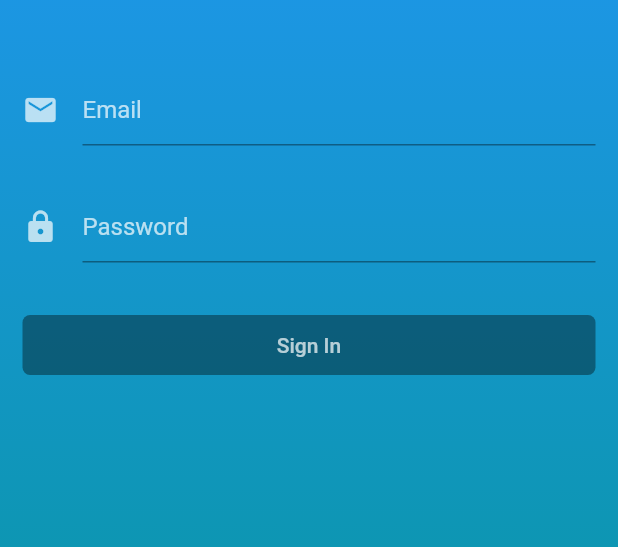
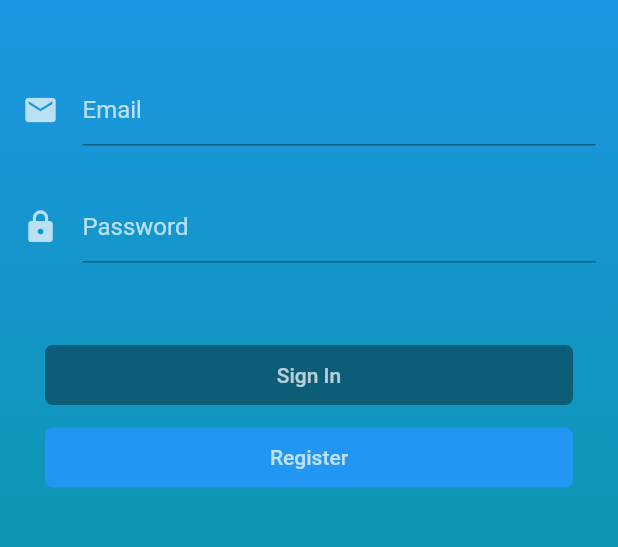
Before and after one commit to AditPutraDev/education, a Flutter app: the screen it shows after launch, on a phone screen of 412 x 824 dp, the part 192-739 px from its top. Run offline on Flutter 3.47's test engine with Material 2 defaults, Android fonts, the phone set to English and light mode, and no system bars; our stand-ins replace shared_preferences.

Commit message:
add nav to reg

```diff
--- a/lib/login_page.dart
+++ b/lib/login_page.dart
@@ -1,5 +1,6 @@
 import 'dart:convert';
 
+import 'package:education/register_page.dart';
 import 'package:flutter/material.dart';
 import 'package:flutter/services.dart';
 import 'package:http/http.dart' as http;
@@ -12,12 +13,12 @@ class LoginPage extends StatefulWidget {
 }
 
 class _LoginPageState extends State<LoginPage> {
-
-  bool _isLoading = false;
+  bool onLoading = false;
 
   @override
   Widget build(BuildContext context) {
-    SystemChrome.setSystemUIOverlayStyle(SystemUiOverlayStyle.light.copyWith(statusBarColor: Colors.transparent));
+    SystemChrome.setSystemUIOverlayStyle(SystemUiOverlayStyle.light
+        .copyWith(statusBarColor: Colors.transparent));
     return Scaffold(
       body: Container(
         decoration: BoxDecoration(
@@ -26,7 +27,9 @@ class _LoginPageState extends State<LoginPage> {
               begin: Alignment.topCenter,
               end: Alignment.bottomCenter),
         ),
-        child: _isLoading ? Center(child: CircularProgressIndicator()) : ListView(
+        child: onLoading
+            ? Center(child: CircularProgressIndicator())
+            : ListView(
                 children: <Widget>[
                   headerSection(),
                   textSection(),
@@ -39,25 +42,24 @@ class _LoginPageState extends State<LoginPage> {
 
   signIn(String email, pass) async {
     SharedPreferences sharedPreferences = await SharedPreferences.getInstance();
-    Map data = {
-      'email': email,
-      'password': pass
-    };
+    Map data = {'email': email, 'password': pass};
     var jsonResponse = null;
-    var response = await http.post("http://comic.id/api-ecourse/user/login.php", body: data);
-    if(response.statusCode == 200) {
+    var response = await http.post("http://comic.id/api-ecourse/user/login.php",
+        body: data);
+    if (response.statusCode == 200) {
       jsonResponse = json.decode(response.body);
-      if(jsonResponse != null) {
+      if (jsonResponse != null) {
         setState(() {
-          _isLoading = false;
+          onLoading = false;
         });
         sharedPreferences.setString("token", jsonResponse['token']);
-        Navigator.of(context).pushAndRemoveUntil(MaterialPageRoute(builder: (BuildContext context) => MainPage()), (Route<dynamic> route) => false);
+        Navigator.of(context).pushAndRemoveUntil(
+            MaterialPageRoute(builder: (BuildContext context) => MainPage()),
+            (Route<dynamic> route) => false);
       }
-    }
-    else {
+    } else {
       setState(() {
-        _isLoading = false;
+        onLoading = false;
       });
       print(response.body);
     }
@@ -65,21 +67,48 @@ class _LoginPageState extends State<LoginPage> {
 
   Container buttonSection() {
     return Container(
+      padding: EdgeInsets.symmetric(horizontal: 15, vertical: 20),
+      child: Column(
+        children: <Widget>[
+          Container(
               width: MediaQuery.of(context).size.width,
-      height: 40.0,
-      padding: EdgeInsets.symmetric(horizontal: 15.0),
-      margin: EdgeInsets.only(top: 15.0),
+              height: 40,
+              padding: EdgeInsets.symmetric(horizontal: 15),
+              margin: EdgeInsets.only(top: 15),
               child: RaisedButton(
-        onPressed: emailController.text == "" || passwordController.text == "" ? null : () {
+                onPressed: emailController.text == "" ||
+                        passwordController.text == ""
+                    ? null
+                    : () {
                         setState(() {
-            _isLoading = true;
+                          onLoading = true;
                         });
                         signIn(emailController.text, passwordController.text);
                       },
                 elevation: 0.0,
-        color: Colors.purple,
+                color: Colors.blue,
                 child: Text("Sign In", style: TextStyle(color: Colors.white70)),
-        shape: RoundedRectangleBorder(borderRadius: BorderRadius.circular(5.0)),
+                shape: RoundedRectangleBorder(
+                    borderRadius: BorderRadius.circular(5)),
+              )),
+          Container(
+              width: MediaQuery.of(context).size.width,
+              height: 40,
+              padding: EdgeInsets.symmetric(horizontal: 15),
+              margin: EdgeInsets.only(top: 15),
+              child: RaisedButton(
+                onPressed: () {
+                  Navigator.push(context,
+                      MaterialPageRoute(builder: (context) => RegisterPage()));
+                },
+                elevation: 0.0,
+                color: Colors.blue,
+                child:
+                    Text("Register", style: TextStyle(color: Colors.white70)),
+                shape: RoundedRectangleBorder(
+                    borderRadius: BorderRadius.circular(5)),
+              )),
+        ],
       ),
     );
   }
@@ -89,18 +118,18 @@ class _LoginPageState extends State<LoginPage> {
 
   Container textSection() {
     return Container(
-      padding: EdgeInsets.symmetric(horizontal: 15.0, vertical: 20.0),
+      padding: EdgeInsets.symmetric(horizontal: 15, vertical: 20),
       child: Column(
         children: <Widget>[
           TextFormField(
             controller: emailController,
             cursorColor: Colors.white,
-
             style: TextStyle(color: Colors.white70),
             decoration: InputDecoration(
               icon: Icon(Icons.email, color: Colors.white70),
               hintText: "Email",
-              border: UnderlineInputBorder(borderSide: BorderSide(color: Colors.white70)),
+              border: UnderlineInputBorder(
+                  borderSide: BorderSide(color: Colors.white70)),
               hintStyle: TextStyle(color: Colors.white70),
             ),
           ),
@@ -113,7 +142,8 @@ class _LoginPageState extends State<LoginPage> {
             decoration: InputDecoration(
               icon: Icon(Icons.lock, color: Colors.white70),
               hintText: "Password",
-              border: UnderlineInputBorder(borderSide: BorderSide(color: Colors.white70)),
+              border: UnderlineInputBorder(
+                  borderSide: BorderSide(color: Colors.white70)),
               hintStyle: TextStyle(color: Colors.white70),
             ),
           ),
@@ -124,8 +154,8 @@ class _LoginPageState extends State<LoginPage> {
 
   Container headerSection() {
     return Container(
-      margin: EdgeInsets.only(top: 50.0),
-      padding: EdgeInsets.symmetric(horizontal: 20.0, vertical: 30.0),
+      margin: EdgeInsets.only(top: 50),
+      padding: EdgeInsets.symmetric(horizontal: 20, vertical: 30),
       child: Text("Education",
           style: TextStyle(
               color: Colors.white70,
--- a/lib/main.dart
+++ b/lib/main.dart
@@ -9,7 +9,7 @@ class MyApp extends StatelessWidget {
   @override
   Widget build(BuildContext context) {
     return MaterialApp(
-      title: 'Flutter Demo',
+      title: 'Education',
       debugShowCheckedModeBanner: false,
       theme: ThemeData(
         primarySwatch: Colors.blue,
--- a/lib/register_page.dart
+++ b/lib/register_page.dart
@@ -3,6 +3,8 @@ import 'package:flutter/material.dart';
 class RegisterPage extends StatelessWidget {
   @override
   Widget build(BuildContext context) {
-    return Container();
+    return Container(
+      color: Colors.orange,
+    );
   }
 }
```
Lines whose indentation alone changed are shown as unchanged.
